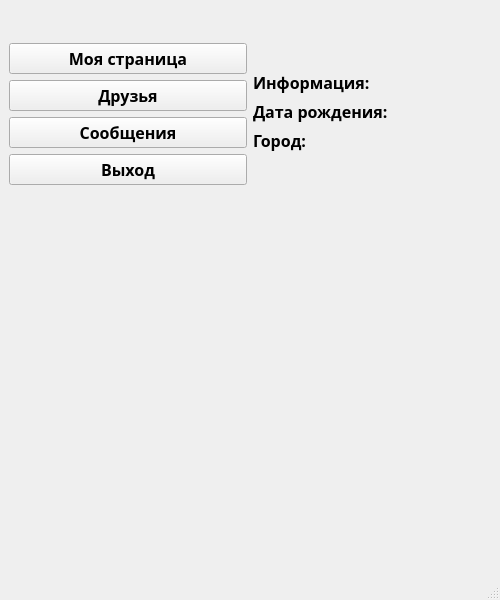
GhostOverdrive/SocialWeb-project-on-Python, file main_win.ui: the form before one commit.
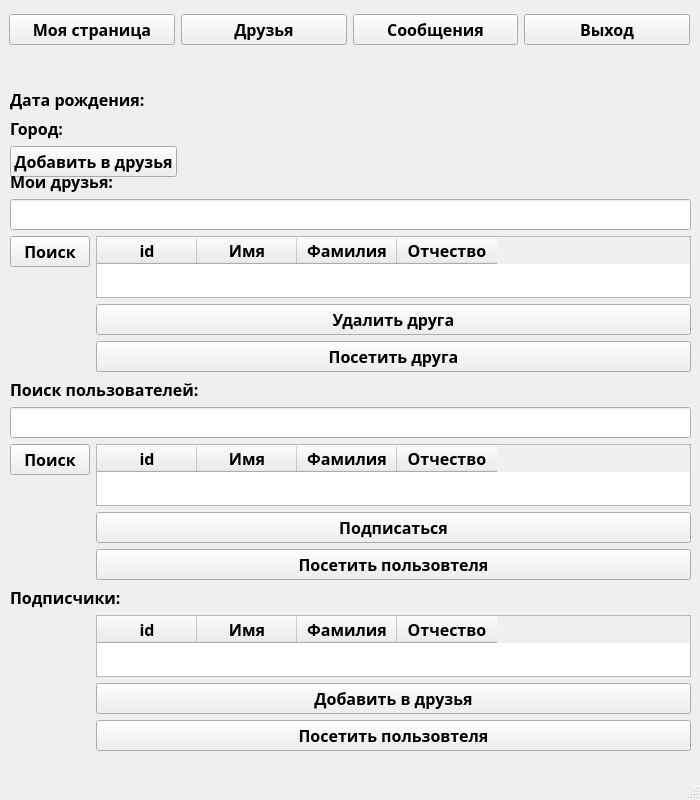
The form after the commit.

The edit to the form file:
```diff
--- a/main_win.ui
+++ b/main_win.ui
@@ -6,37 +6,44 @@
    <rect>
     <x>0</x>
     <y>0</y>
-    <width>500</width>
-    <height>600</height>
+    <width>700</width>
+    <height>800</height>
    </rect>
   </property>
   <property name="minimumSize">
    <size>
-    <width>500</width>
-    <height>600</height>
+    <width>700</width>
+    <height>800</height>
    </size>
   </property>
   <property name="maximumSize">
    <size>
-    <width>16777215</width>
-    <height>16777215</height>
+    <width>700</width>
+    <height>800</height>
    </size>
   </property>
   <property name="windowTitle">
    <string>MainWindow</string>
   </property>
   <widget class="QWidget" name="centralwidget">
-   <layout class="QGridLayout" name="gridLayout">
-    <item row="0" column="0">
-     <layout class="QVBoxLayout" name="verticalLayout">
-      <property name="rightMargin">
+   <widget class="QWidget" name="horizontalLayoutWidget">
+    <property name="geometry">
+     <rect>
+      <x>9</x>
+      <y>9</y>
+      <width>681</width>
+      <height>41</height>
+     </rect>
+    </property>
+    <layout class="QHBoxLayout" name="horizontalLayout">
+     <property name="topMargin">
        <number>0</number>
       </property>
       <property name="bottomMargin">
-       <number>350</number>
+      <number>0</number>
       </property>
       <item>
-       <widget class="QPushButton" name="pushButton">
+      <widget class="QPushButton" name="my_page_btn">
         <property name="font">
          <font>
           <family>Unispace</family>
@@ -51,7 +58,7 @@
        </widget>
       </item>
       <item>
-       <widget class="QPushButton" name="pushButton_2">
+      <widget class="QPushButton" name="friends_btn">
         <property name="font">
          <font>
           <family>Unispace</family>
@@ -66,7 +73,7 @@
        </widget>
       </item>
       <item>
-       <widget class="QPushButton" name="pushButton_3">
+      <widget class="QPushButton" name="message_btn">
         <property name="font">
          <font>
           <family>Unispace</family>
@@ -81,7 +88,7 @@
        </widget>
       </item>
       <item>
-       <widget class="QPushButton" name="pushButton_4">
+      <widget class="QPushButton" name="exit_btn">
         <property name="font">
          <font>
           <family>Unispace</family>
@@ -96,9 +103,17 @@
        </widget>
       </item>
      </layout>
-    </item>
-    <item row="0" column="1">
-     <layout class="QFormLayout" name="formLayout">
+   </widget>
+   <widget class="QWidget" name="formLayoutWidget">
+    <property name="geometry">
+     <rect>
+      <x>10</x>
+      <y>60</y>
+      <width>681</width>
+      <height>691</height>
+     </rect>
+    </property>
+    <layout class="QFormLayout" name="formLayout_2">
       <item row="0" column="0" colspan="2">
        <widget class="QLabel" name="name">
         <property name="font">
@@ -114,23 +129,11 @@
         </property>
        </widget>
       </item>
-      <item row="3" column="0">
-       <widget class="QLabel" name="label_4">
-        <property name="font">
-         <font>
-          <family>Unispace</family>
-          <pointsize>12</pointsize>
-          <weight>75</weight>
-          <bold>true</bold>
-         </font>
-        </property>
-        <property name="text">
-         <string>Город:</string>
-        </property>
-       </widget>
-      </item>
-      <item row="2" column="0">
+     <item row="1" column="0">
        <widget class="QLabel" name="label_3">
+       <property name="enabled">
+        <bool>true</bool>
+       </property>
         <property name="font">
          <font>
           <family>Unispace</family>
@@ -144,52 +147,440 @@
         </property>
        </widget>
       </item>
-      <item row="1" column="0">
-       <widget class="QLabel" name="label_2">
-        <property name="font">
-         <font>
-          <family>Unispace</family>
-          <pointsize>12</pointsize>
-          <weight>75</weight>
-          <bold>true</bold>
-         </font>
-        </property>
-        <property name="text">
-         <string>Информация:</string>
-        </property>
-       </widget>
-      </item>
       <item row="1" column="1">
-       <widget class="QLabel" name="info">
-        <property name="text">
-         <string/>
-        </property>
-       </widget>
-      </item>
-      <item row="2" column="1">
        <widget class="QLabel" name="dateOfbirth">
+       <property name="font">
+        <font>
+         <family>Unispace</family>
+         <pointsize>12</pointsize>
+         <weight>75</weight>
+         <bold>true</bold>
+        </font>
+       </property>
         <property name="text">
          <string/>
         </property>
        </widget>
       </item>
-      <item row="4" column="0">
-       <widget class="QLabel" name="label_5">
+     <item row="2" column="0">
+      <widget class="QLabel" name="label_4">
+       <property name="font">
+        <font>
+         <family>Unispace</family>
+         <pointsize>12</pointsize>
+         <weight>75</weight>
+         <bold>true</bold>
+        </font>
+       </property>
         <property name="text">
-         <string/>
+        <string>Город:</string>
         </property>
        </widget>
       </item>
-      <item row="3" column="1">
+     <item row="2" column="1">
        <widget class="QLabel" name="city">
+       <property name="font">
+        <font>
+         <family>Unispace</family>
+         <pointsize>12</pointsize>
+         <weight>75</weight>
+         <bold>true</bold>
+        </font>
+       </property>
         <property name="text">
          <string/>
         </property>
        </widget>
       </item>
-     </layout>
-    </item>
-   </layout>
+     <item row="3" column="0">
+      <widget class="QPushButton" name="add_friend_page_btn">
+       <property name="enabled">
+        <bool>true</bool>
+       </property>
+       <property name="font">
+        <font>
+         <family>Unispace</family>
+         <pointsize>12</pointsize>
+         <weight>75</weight>
+         <bold>true</bold>
+        </font>
+       </property>
+       <property name="cursor">
+        <cursorShape>PointingHandCursor</cursorShape>
+       </property>
+       <property name="text">
+        <string>Добавить в друзья</string>
+       </property>
+      </widget>
+     </item>
+    </layout>
+   </widget>
+   <widget class="QWidget" name="formLayoutWidget_2">
+    <property name="geometry">
+     <rect>
+      <x>10</x>
+      <y>170</y>
+      <width>681</width>
+      <height>581</height>
+     </rect>
+    </property>
+    <property name="font">
+     <font>
+      <family>Unispace</family>
+      <pointsize>12</pointsize>
+      <weight>75</weight>
+      <bold>true</bold>
+     </font>
+    </property>
+    <layout class="QFormLayout" name="formLayout">
+     <item row="0" column="0" colspan="2">
+      <widget class="QLabel" name="label">
+       <property name="enabled">
+        <bool>true</bool>
+       </property>
+       <property name="font">
+        <font>
+         <family>Unispace</family>
+         <pointsize>12</pointsize>
+         <weight>75</weight>
+         <bold>true</bold>
+        </font>
+       </property>
+       <property name="text">
+        <string>Мои друзья:</string>
+       </property>
+      </widget>
+     </item>
+     <item row="2" column="0">
+      <widget class="QPushButton" name="search2_btn">
+       <property name="enabled">
+        <bool>true</bool>
+       </property>
+       <property name="font">
+        <font>
+         <family>Unispace</family>
+         <pointsize>12</pointsize>
+         <weight>75</weight>
+         <bold>true</bold>
+        </font>
+       </property>
+       <property name="cursor">
+        <cursorShape>PointingHandCursor</cursorShape>
+       </property>
+       <property name="text">
+        <string>Поиск</string>
+       </property>
+      </widget>
+     </item>
+     <item row="2" column="1">
+      <widget class="QTableWidget" name="my_friend_tableWidget">
+       <property name="enabled">
+        <bool>true</bool>
+       </property>
+       <property name="font">
+        <font>
+         <family>Unispace</family>
+         <pointsize>12</pointsize>
+         <weight>75</weight>
+         <bold>true</bold>
+        </font>
+       </property>
+       <column>
+        <property name="text">
+         <string>id</string>
+        </property>
+       </column>
+       <column>
+        <property name="text">
+         <string>Имя</string>
+        </property>
+       </column>
+       <column>
+        <property name="text">
+         <string>Фамилия</string>
+        </property>
+       </column>
+       <column>
+        <property name="text">
+         <string>Отчество</string>
+        </property>
+       </column>
+      </widget>
+     </item>
+     <item row="3" column="1">
+      <widget class="QPushButton" name="del_friend_btn">
+       <property name="enabled">
+        <bool>true</bool>
+       </property>
+       <property name="text">
+        <string>Удалить друга</string>
+       </property>
+      </widget>
+     </item>
+     <item row="4" column="1">
+      <widget class="QPushButton" name="go_to_page_btn_3">
+       <property name="enabled">
+        <bool>true</bool>
+       </property>
+       <property name="font">
+        <font>
+         <family>Unispace</family>
+         <pointsize>12</pointsize>
+         <weight>75</weight>
+         <bold>true</bold>
+        </font>
+       </property>
+       <property name="cursor">
+        <cursorShape>PointingHandCursor</cursorShape>
+       </property>
+       <property name="text">
+        <string>Посетить друга</string>
+       </property>
+      </widget>
+     </item>
+     <item row="5" column="0" colspan="2">
+      <widget class="QLabel" name="label_2">
+       <property name="enabled">
+        <bool>true</bool>
+       </property>
+       <property name="font">
+        <font>
+         <family>Unispace</family>
+         <pointsize>12</pointsize>
+         <weight>75</weight>
+         <bold>true</bold>
+        </font>
+       </property>
+       <property name="text">
+        <string>Поиск пользователей:</string>
+       </property>
+      </widget>
+     </item>
+     <item row="6" column="0" colspan="2">
+      <widget class="QLineEdit" name="search1_lineEdit">
+       <property name="enabled">
+        <bool>true</bool>
+       </property>
+       <property name="font">
+        <font>
+         <family>Unispace</family>
+         <pointsize>12</pointsize>
+         <weight>75</weight>
+         <bold>true</bold>
+        </font>
+       </property>
+      </widget>
+     </item>
+     <item row="7" column="0">
+      <widget class="QPushButton" name="search1_btn">
+       <property name="enabled">
+        <bool>true</bool>
+       </property>
+       <property name="font">
+        <font>
+         <family>Unispace</family>
+         <pointsize>12</pointsize>
+         <weight>75</weight>
+         <bold>true</bold>
+        </font>
+       </property>
+       <property name="cursor">
+        <cursorShape>PointingHandCursor</cursorShape>
+       </property>
+       <property name="text">
+        <string>Поиск</string>
+       </property>
+      </widget>
+     </item>
+     <item row="7" column="1">
+      <widget class="QTableWidget" name="search1_tableWidget">
+       <property name="enabled">
+        <bool>true</bool>
+       </property>
+       <property name="font">
+        <font>
+         <family>Unispace</family>
+         <pointsize>12</pointsize>
+         <weight>75</weight>
+         <bold>true</bold>
+        </font>
+       </property>
+       <column>
+        <property name="text">
+         <string>id</string>
+        </property>
+       </column>
+       <column>
+        <property name="text">
+         <string>Имя</string>
+        </property>
+       </column>
+       <column>
+        <property name="text">
+         <string>Фамилия</string>
+        </property>
+       </column>
+       <column>
+        <property name="text">
+         <string>Отчество</string>
+        </property>
+       </column>
+      </widget>
+     </item>
+     <item row="8" column="1">
+      <widget class="QPushButton" name="add_friend_btn">
+       <property name="enabled">
+        <bool>true</bool>
+       </property>
+       <property name="font">
+        <font>
+         <family>Unispace</family>
+         <pointsize>12</pointsize>
+         <weight>75</weight>
+         <bold>true</bold>
+        </font>
+       </property>
+       <property name="cursor">
+        <cursorShape>PointingHandCursor</cursorShape>
+       </property>
+       <property name="text">
+        <string>Подписаться</string>
+       </property>
+      </widget>
+     </item>
+     <item row="9" column="1">
+      <widget class="QPushButton" name="go_to_page_btn_2">
+       <property name="enabled">
+        <bool>true</bool>
+       </property>
+       <property name="font">
+        <font>
+         <family>Unispace</family>
+         <pointsize>12</pointsize>
+         <weight>75</weight>
+         <bold>true</bold>
+        </font>
+       </property>
+       <property name="cursor">
+        <cursorShape>PointingHandCursor</cursorShape>
+       </property>
+       <property name="text">
+        <string>Посетить пользовтеля</string>
+       </property>
+      </widget>
+     </item>
+     <item row="10" column="0" colspan="2">
+      <widget class="QLabel" name="label_5">
+       <property name="enabled">
+        <bool>true</bool>
+       </property>
+       <property name="font">
+        <font>
+         <family>Unispace</family>
+         <pointsize>12</pointsize>
+         <weight>75</weight>
+         <bold>true</bold>
+        </font>
+       </property>
+       <property name="text">
+        <string>Подписчики:</string>
+       </property>
+      </widget>
+     </item>
+     <item row="11" column="1">
+      <widget class="QTableWidget" name="subs_tableWidget">
+       <property name="enabled">
+        <bool>true</bool>
+       </property>
+       <property name="font">
+        <font>
+         <family>Unispace</family>
+         <pointsize>12</pointsize>
+         <weight>75</weight>
+         <bold>true</bold>
+        </font>
+       </property>
+       <column>
+        <property name="text">
+         <string>id</string>
+        </property>
+       </column>
+       <column>
+        <property name="text">
+         <string>Имя</string>
+        </property>
+       </column>
+       <column>
+        <property name="text">
+         <string>Фамилия</string>
+        </property>
+       </column>
+       <column>
+        <property name="text">
+         <string>Отчество</string>
+        </property>
+       </column>
+      </widget>
+     </item>
+     <item row="12" column="1">
+      <widget class="QPushButton" name="add_friend_btn_2">
+       <property name="enabled">
+        <bool>true</bool>
+       </property>
+       <property name="font">
+        <font>
+         <family>Unispace</family>
+         <pointsize>12</pointsize>
+         <weight>75</weight>
+         <bold>true</bold>
+        </font>
+       </property>
+       <property name="cursor">
+        <cursorShape>PointingHandCursor</cursorShape>
+       </property>
+       <property name="text">
+        <string>Добавить в друзья</string>
+       </property>
+      </widget>
+     </item>
+     <item row="13" column="1">
+      <widget class="QPushButton" name="go_to_page_btn">
+       <property name="enabled">
+        <bool>true</bool>
+       </property>
+       <property name="font">
+        <font>
+         <family>Unispace</family>
+         <pointsize>12</pointsize>
+         <weight>75</weight>
+         <bold>true</bold>
+        </font>
+       </property>
+       <property name="cursor">
+        <cursorShape>PointingHandCursor</cursorShape>
+       </property>
+       <property name="text">
+        <string>Посетить пользовтеля</string>
+       </property>
+      </widget>
+     </item>
+     <item row="1" column="0" colspan="2">
+      <widget class="QLineEdit" name="search2_lineEdit">
+       <property name="enabled">
+        <bool>true</bool>
+       </property>
+       <property name="font">
+        <font>
+         <family>Unispace</family>
+         <pointsize>12</pointsize>
+         <weight>75</weight>
+         <bold>true</bold>
+        </font>
+       </property>
+      </widget>
+     </item>
+    </layout>
+   </widget>
   </widget>
   <widget class="QMenuBar" name="menubar">
    <property name="geometry">
```
Left out of the diff: 14 changed lines with no effect on the pictures. Lines whose indentation alone changed are shown as unchanged.
